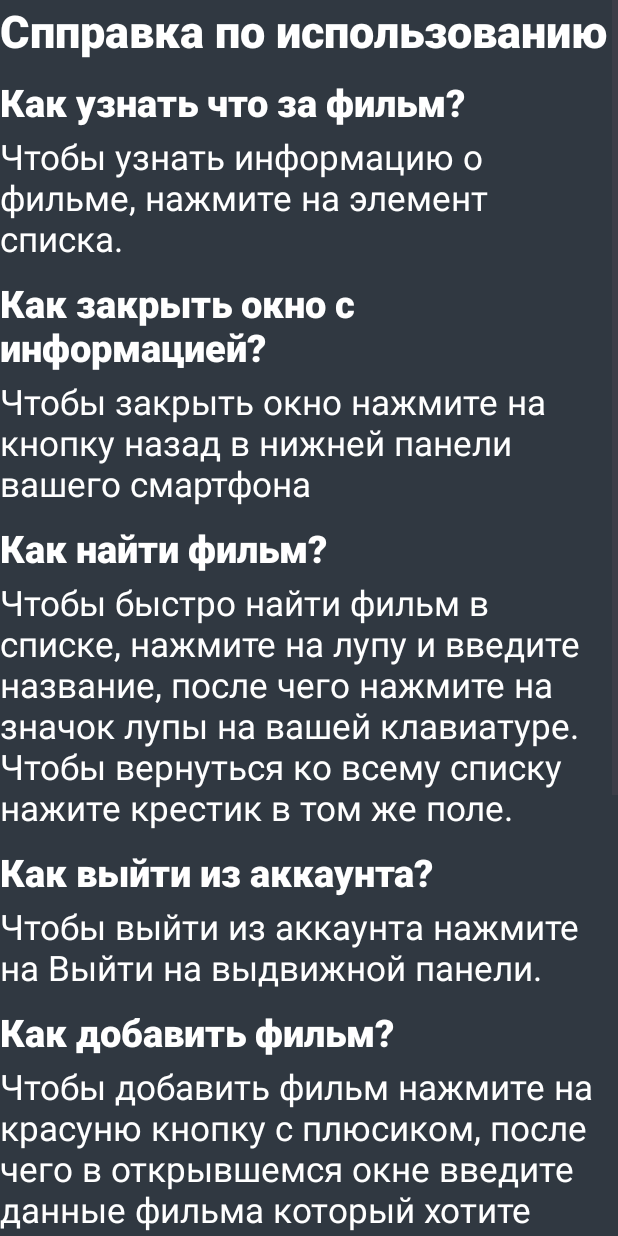
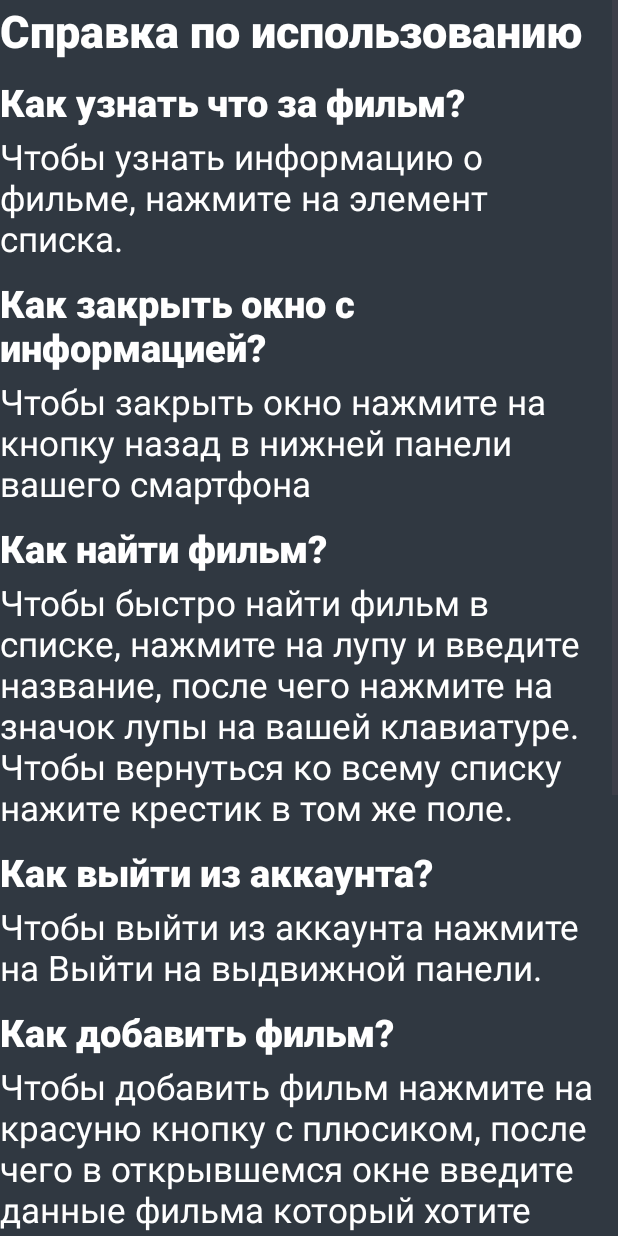
Before and after one commit to Leturgone/MovieLib, an Android app: the layout fragment_help.xml on its own in the app's theme, with its tools: preview values and no code run, on a phone screen of 412 x 824 dp. Run offline under Robolectric (Android 15) with nearby library versions, the phone set to English and light mode, and no system bars.

Commit message:
Исправлена опечатка

```diff
--- a/app/src/main/res/layout/fragment_help.xml
+++ b/app/src/main/res/layout/fragment_help.xml
@@ -11,7 +11,7 @@
             android:layout_width="wrap_content"
             android:layout_height="wrap_content"
             android:fontFamily="sans-serif-black"
-            android:text="Спправка по использованию"
+            android:text="Справка по использованию"
             android:textColor="@color/white"
             android:textSize="30sp" />
 
```
